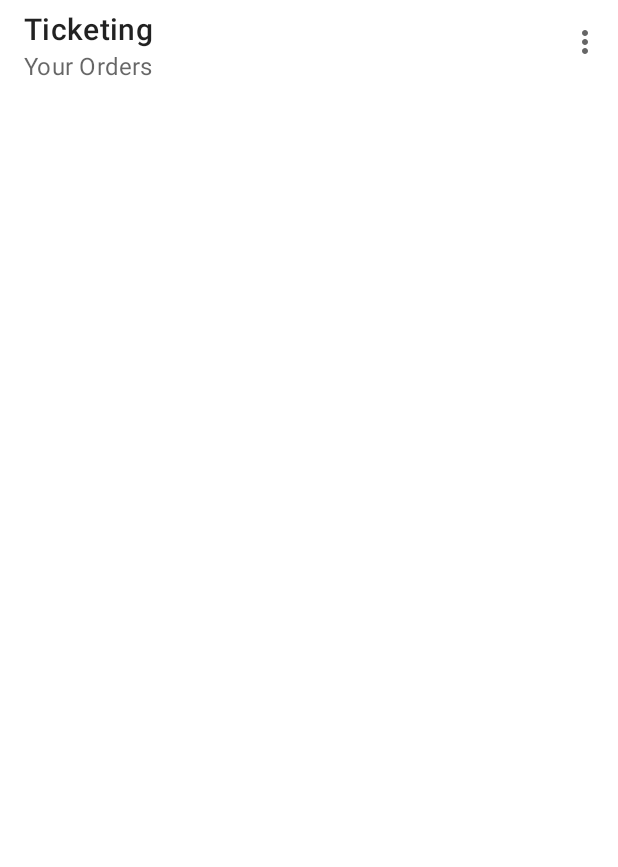
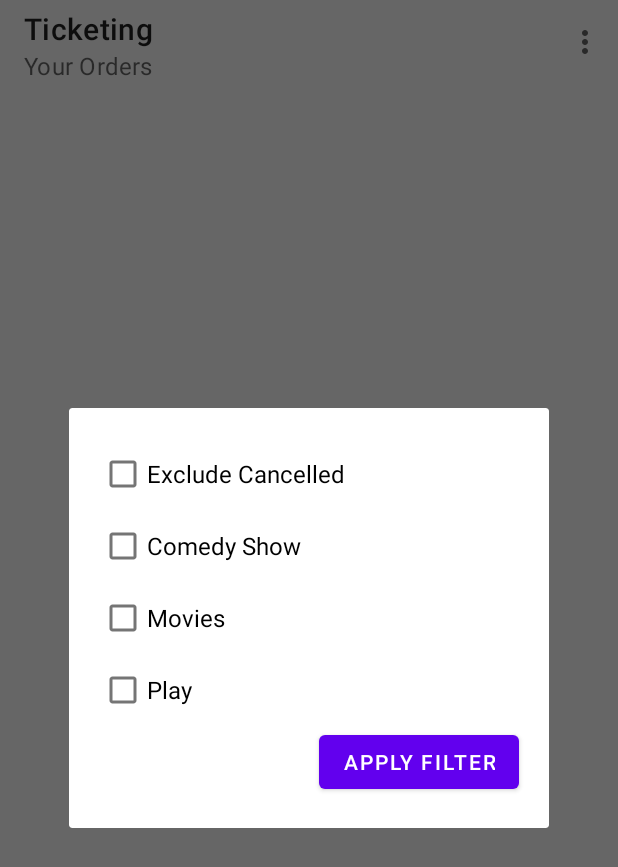
Before and after one commit to pravesh00/ticketing, an Android app: the OrdersActivity screen opened directly, with no data from a screen before it, in the options menu, after a tap on "Filter", on a phone screen of 412 x 824 dp. Shown: the top 867 px of the screen. Run offline under Robolectric (Android 15) with nearby library versions, the phone set to English and light mode, and no system bars; our stand-ins replace Room's generated code, data binding; pictures from the network do not load.

Commit message:
Final filter

```diff
--- a/app/src/main/java/com/example/ticketing/room/TicketingDao.kt
+++ b/app/src/main/java/com/example/ticketing/room/TicketingDao.kt
@@ -21,8 +21,23 @@ interface TicketingDao {
     @Query("Update ordersdata set status='Cancelled' where orderId = :id")
     fun cancelOrder(id:String)
 
-    @Query("Select * from ordersdata o JOIN event e ON o.eventId = e.eventId")
+    @Query("Select * from ordersdata o JOIN event e ON o.eventId = e.eventId where status =:status")
+    fun getAllOrdersStatus(status:String): List<OrderDetails>
+
+    @Query("Select * from ordersdata o JOIN event e ON o.eventId = e.eventId ")
     fun getAllOrders(): List<OrderDetails>
+
+    @Query("Select * from ordersdata o JOIN event e ON o.eventId = e.eventId where status =:status and typeEvent=:param")
+    fun getAllOrdersStatus(status:String,param:String): List<OrderDetails>
+
+    @Query("Select * from ordersdata o JOIN event e ON o.eventId = e.eventId where status =:status and typeEvent=:param1 or typeEvent=:param2")
+    fun getAllOrdersStatus(status:String,param1:String,param2:String): List<OrderDetails>
+
+    @Query("Select * from ordersdata o JOIN event e ON o.eventId = e.eventId where typeEvent=:param")
+    fun getAllOrders(param:String): List<OrderDetails>
+
+    @Query("Select * from ordersdata o JOIN event e ON o.eventId = e.eventId where typeEvent=:param1 or typeEvent=:param2")
+    fun getAllOrders(param1:String,param2:String): List<OrderDetails>
 
     @Insert
     fun insertAllValues(lst:ArrayList<Event>)
--- a/app/src/main/java/com/example/ticketing/room/TicketingRepository.kt
+++ b/app/src/main/java/com/example/ticketing/room/TicketingRepository.kt
@@ -12,7 +12,12 @@ class TicketingRepository(
     fun getAllEvents(param1:String) = database.getTicketingDao().getAllEvents(param1)
     fun getAllEvents(param1:String,param2:String) = database.getTicketingDao().getAllEvents(param1,param2)
     //fun getAllEvents(param1:String,param2:String,param3:String) = database.getTicketingDao().getAllEvents(param1,param2,param3)
+    fun getAllOrdersStatus(status:String) = database.getTicketingDao().getAllOrdersStatus(status)
     fun getAllOrders() = database.getTicketingDao().getAllOrders()
+    fun getAllOrders(param1: String) = database.getTicketingDao().getAllOrders(param1)
+    fun getAllOrders(param1: String,param2: String) = database.getTicketingDao().getAllOrders(param1,param2)
+    fun getAllOrdersStatus(status:String,param:String) = database.getTicketingDao().getAllOrdersStatus(status,param)
+    fun getAllOrdersStatus(status:String,param1:String,param2: String) = database.getTicketingDao().getAllOrdersStatus(status,param1,param2)
     fun cancelOrder(id:String) = database.getTicketingDao().cancelOrder(id)
     fun insertallevents(lst:ArrayList<Event>) = database.getTicketingDao().insertAllValues(lst)
     fun updateSeatingPlan(seat:String, id:String)= database.getTicketingDao().updateSeatingByEventId(seat,id)
--- a/app/src/main/java/com/example/ticketing/util/TwoD.kt
+++ /dev/null
@@ -1,6 +0,0 @@
-package com.example.ticketing.util
-
-class TwoD {
-
-
-}
--- /dev/null
+++ b/app/src/main/res/layout/filter_order_layout.xml
@@ -0,0 +1,58 @@
+<?xml version="1.0" encoding="utf-8"?>
+<layout xmlns:android="http://schemas.android.com/apk/res/android"
+    xmlns:tools="http://schemas.android.com/tools"
+
+    >
+    <data>
+
+    </data>
+    <LinearLayout
+        android:layout_width="match_parent"
+        android:orientation="vertical"
+        android:layout_margin="20sp"
+        android:layout_height="wrap_content">
+
+        <CheckBox
+            android:layout_width="wrap_content"
+            android:layout_height="wrap_content"
+            android:layout_marginLeft="20sp"
+            android:id="@+id/radioInclude"
+            android:textSize="16sp"
+            android:layout_marginTop="20sp"
+            android:text="Exclude Cancelled"
+            />
+
+        <CheckBox
+            android:id="@+id/chkComedy"
+            android:layout_width="300sp"
+            android:layout_height="wrap_content"
+            android:layout_marginLeft="20sp"
+            android:textSize="16sp"
+            android:text="Comedy Show" />
+
+        <CheckBox
+            android:id="@+id/chkMovie"
+            android:layout_width="300sp"
+            android:layout_height="wrap_content"
+            android:layout_marginLeft="20sp"
+            android:textSize="16sp"
+            android:text="Movies" />
+        <CheckBox
+            android:id="@+id/chkPlay"
+            android:layout_width="300sp"
+            android:layout_height="wrap_content"
+            android:layout_marginLeft="20sp"
+            android:textSize="16sp"
+            android:text="Play" />
+        <Button
+            android:id="@+id/btnFilter"
+            android:layout_width="wrap_content"
+            android:layout_height="wrap_content"
+            android:layout_marginRight="20sp"
+            android:layout_marginBottom="20sp"
+            android:text="Apply Filter"
+            android:layout_gravity="right"
+            />
+
+    </LinearLayout>
+</layout>
```
Also changed, not shown: app/src/main/AndroidManifest.xml (+0 -14 lines), app/src/main/java/com/example/ticketing/MainActivity.kt (+1 -31 lines), app/src/main/java/com/example/ticketing/OrdersActivity.kt (+57 -1 lines), app/src/main/java/com/example/ticketing/viewmodel/OrderViewModel.kt (+21 -22 lines).
